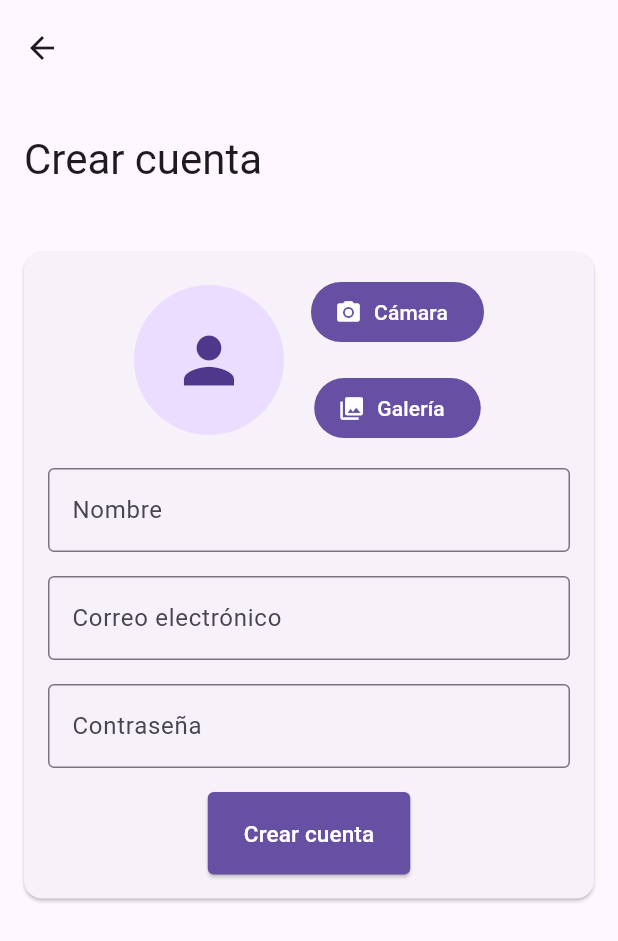
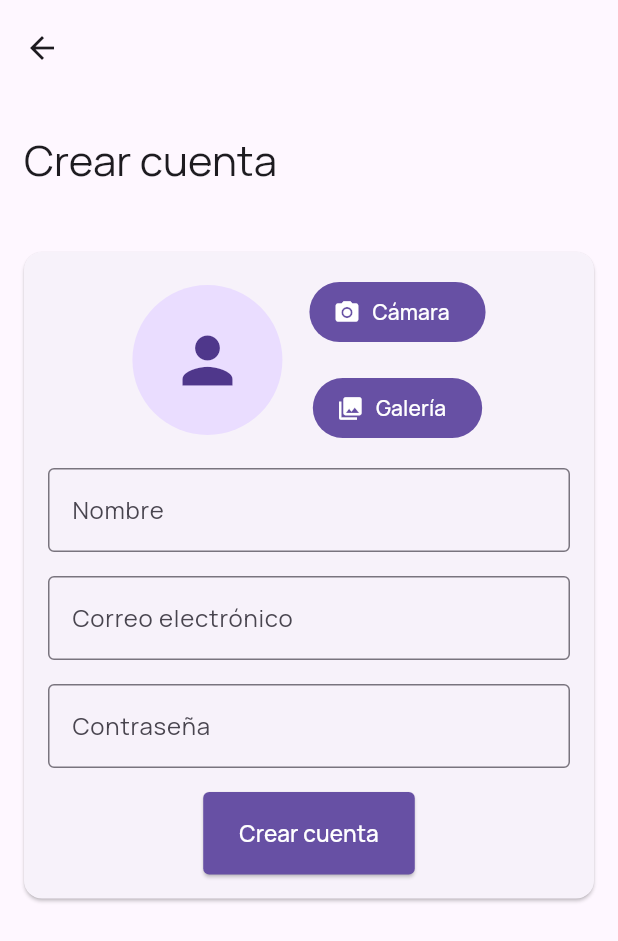
Before and after one commit to ivan-avalos/proyecto_pmsna1, a Flutter app: the RegisterScreen screen opened by its route, on a phone screen of 412 x 824 dp. Shown: the top 941 px of the screen. Run offline on Flutter 3.47's test engine with Material 2 defaults, Android fonts, the phone set to English and light mode, and no system bars; drawn by our look-alikes of social_login_buttons; our stand-ins replace concentric_transition, email_validator, firebase_auth, firebase_core, firebase_storage, image_picker and 2 more; accounts and stored records are empty.

Commit message:
Se añade tipografía Manrope

```diff
--- a/lib/settings/themes.dart
+++ b/lib/settings/themes.dart
@@ -4,11 +4,13 @@ class ThemeSettings {
   static ThemeData lightTheme = ThemeData(
     useMaterial3: true,
     primaryColor: Colors.purple,
+    fontFamily: 'Manrope',
   );
 
-  static ThemeData darkTheme = ThemeData.dark(
+  static ThemeData darkTheme = ThemeData(
     useMaterial3: true,
-  ).copyWith(
+    brightness: Brightness.dark,
+    fontFamily: 'Manrope',
     colorScheme: const ColorScheme.dark().copyWith(
       primary: Colors.purple,
     ),
```
Also changed, not shown: pubspec.yaml (+18 -0 lines), fonts/Manrope-Bold.ttf (added), fonts/Manrope-ExtraBold.ttf (added), fonts/Manrope-ExtraLight.ttf (added), fonts/Manrope-Light.ttf (added), fonts/Manrope-Medium.ttf (added), fonts/Manrope-Regular.ttf (added), fonts/Manrope-SemiBold.ttf (added).
